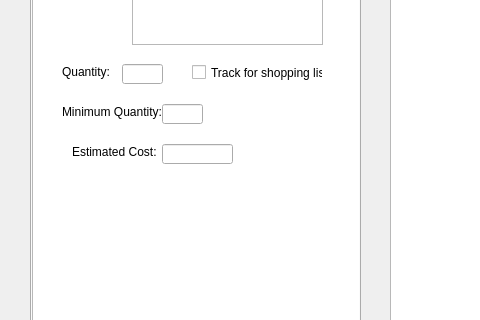
First picture: the form in StuffFinder/StuffFinder/stufffinder.ui, repository toddn1704/code-musketeers, before the edit; both pictures show x 0 to 480 and y 268 to 588 of the 1206 by 751 pixel window.
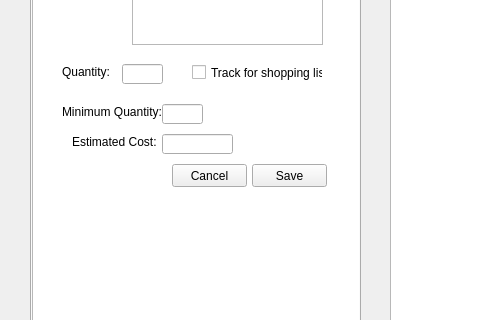
Second picture: the form after the edit.

The edit to the form file:
```diff
--- a/StuffFinder/StuffFinder/stufffinder.ui
+++ b/StuffFinder/StuffFinder/stufffinder.ui
@@ -219,7 +219,7 @@
       <property name="geometry">
        <rect>
         <x>40</x>
-        <y>280</y>
+        <y>270</y>
         <width>91</width>
         <height>16</height>
        </rect>
@@ -232,12 +232,38 @@
       <property name="geometry">
        <rect>
         <x>130</x>
-        <y>280</y>
+        <y>270</y>
         <width>71</width>
         <height>20</height>
        </rect>
       </property>
      </widget>
+     <widget class="QPushButton" name="addCancel">
+      <property name="geometry">
+       <rect>
+        <x>140</x>
+        <y>300</y>
+        <width>75</width>
+        <height>23</height>
+       </rect>
+      </property>
+      <property name="text">
+       <string>Cancel</string>
+      </property>
+     </widget>
+     <widget class="QPushButton" name="addSave">
+      <property name="geometry">
+       <rect>
+        <x>220</x>
+        <y>300</y>
+        <width>75</width>
+        <height>23</height>
+       </rect>
+      </property>
+      <property name="text">
+       <string>Save</string>
+      </property>
+     </widget>
     </widget>
    </widget>
    <widget class="QGraphicsView" name="graphicsView">
```
Left out of the diff: 72 changed lines with no effect on the pictures.
